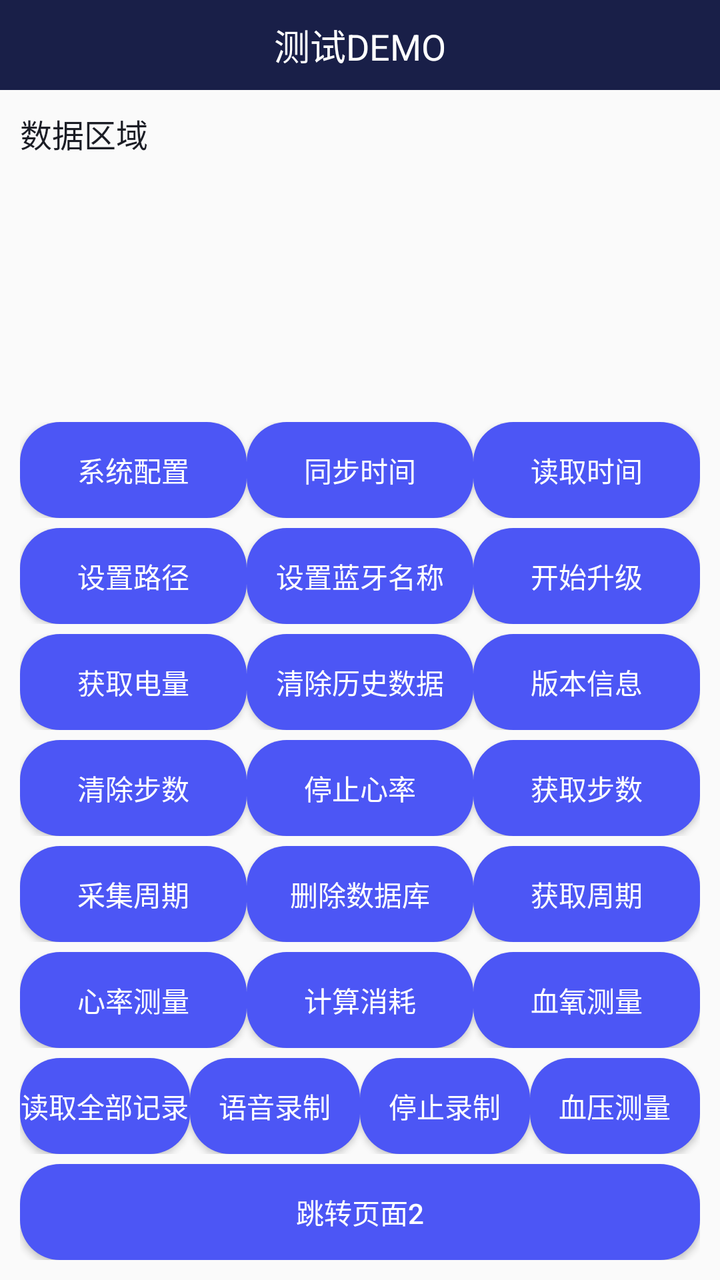
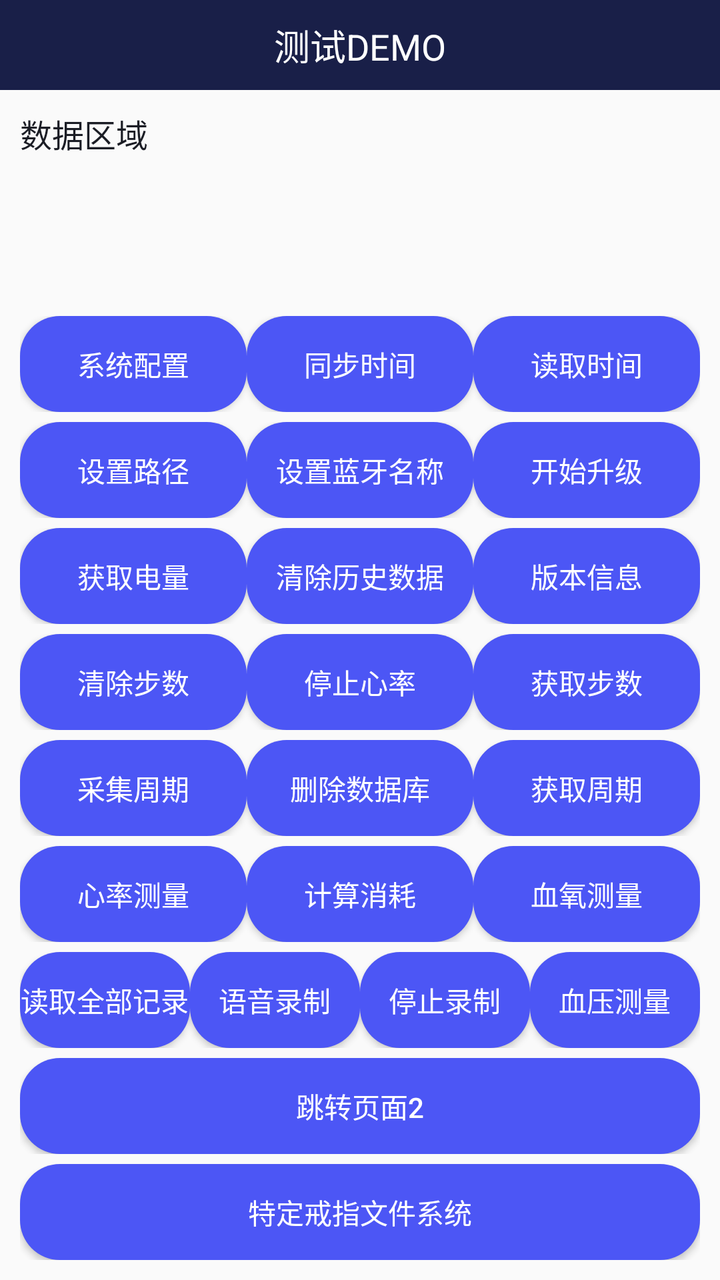

Before-and-after screenshots of an Android layout around one commit, followed by the original layout XML and the change that was made.
<!-- AndroidManifest.xml: application theme AppTheme -->
<!-- res/layout/activity_test.xml -->
<?xml version="1.0" encoding="utf-8"?>
<LinearLayout xmlns:android="http://schemas.android.com/apk/res/android"
    xmlns:app="http://schemas.android.com/apk/res-auto"
    xmlns:tools="http://schemas.android.com/tools"
    android:layout_width="match_parent"
    android:layout_height="match_parent"
    android:orientation="vertical"
    tools:context=".activity.TestActivity">

    <RelativeLayout
        android:layout_width="match_parent"
        android:layout_height="45dp"
        android:background="@color/colorPrimary">
        <TextView
            android:layout_width="wrap_content"
            android:layout_height="wrap_content"
            android:text="测试DEMO"
            android:textSize="18sp"
            android:layout_centerInParent="true"
            android:textColor="@color/white"/>
    </RelativeLayout>
    <TextView
        android:id="@+id/tv_result"
        android:layout_width="match_parent"
        android:layout_height="0dp"
        android:layout_weight="1"
        android:text="数据区域"
        android:scrollbars="vertical"
        android:padding="10dp"
        android:lineSpacingExtra="5dp"
        android:textSize="16sp"
        android:textColor="@color/colorPrimaryDark"/>
    <LinearLayout
        android:layout_width="match_parent"
        android:layout_height="wrap_content"
        android:padding="10dp"
        android:orientation="vertical">
        <LinearLayout
            android:layout_width="match_parent"
            android:layout_height="wrap_content"
            android:layout_marginTop="5dp"
            android:orientation="horizontal">
            <Button
                android:id="@+id/bt_sys_control"
                android:layout_width="0dp"
                android:layout_weight="1"
                android:layout_height="wrap_content"
                android:text="系统配置"
                android:textSize="14sp"
                android:textColor="@color/white"
                android:background="@drawable/button_bg_state"/>

            <Button
                android:id="@+id/bt_sync_time"
                android:layout_width="0dp"
                android:layout_weight="1"
                android:layout_height="wrap_content"
                android:text="同步时间"
                android:textSize="14sp"
                android:textColor="@color/white"
                android:background="@drawable/button_bg_state"/>
            <Button
                android:id="@+id/bt_read_time"
                android:layout_width="0dp"
                android:layout_weight="1"
                android:layout_height="wrap_content"
                android:text="读取时间"
                android:textSize="14sp"
                android:textColor="@color/white"
                android:background="@drawable/button_bg_state"/>
        </LinearLayout>

        <LinearLayout
            android:layout_width="match_parent"
            android:layout_height="wrap_content"
            android:layout_marginTop="5dp"
            android:orientation="horizontal">
            <Button
                android:id="@+id/bt_set_file"
                android:layout_width="0dp"
                android:layout_weight="1"
                android:layout_height="wrap_content"
                android:text="设置路径"
                android:textSize="14sp"
                android:textColor="@color/white"
                android:background="@drawable/button_bg_state"/>
            <Button
                android:id="@+id/bt_set_BlueTooth_Name"
                android:layout_width="0dp"
                android:layout_weight="1"
                android:layout_height="wrap_content"
                android:text="设置蓝牙名称"
                android:textSize="14sp"
                android:textColor="@color/white"
                android:background="@drawable/button_bg_state"/>
            <Button
                android:id="@+id/bt_start_update"
                android:layout_width="0dp"
                android:layout_weight="1"
                android:layout_height="wrap_content"
                android:text="开始升级"
                android:textSize="14sp"
                android:textColor="@color/white"
                android:background="@drawable/button_bg_state"/>
        </LinearLayout>

        <LinearLayout
            android:layout_width="match_parent"
            android:layout_height="wrap_content"
            android:layout_marginTop="5dp"
            android:orientation="horizontal">
            <Button
                android:id="@+id/bt_battery"
                android:layout_width="0dp"
                android:layout_weight="1"
                android:layout_height="wrap_content"
                android:text="获取电量"
                android:textSize="14sp"
                android:textColor="@color/white"
                android:background="@drawable/button_bg_state"/>
            <Button
                android:id="@+id/bt_clean_history"
                android:layout_width="0dp"
                android:layout_weight="1"
                android:layout_height="wrap_content"
                android:text="清除历史数据"
                android:textSize="14sp"
                android:textColor="@color/white"
                android:background="@drawable/button_bg_state"/>
            <Button
                android:id="@+id/bt_version"
                android:layout_width="0dp"
                android:layout_weight="1"
                android:layout_height="wrap_content"
                android:text="版本信息"
                android:textSize="14sp"
                android:textColor="@color/white"
                android:background="@drawable/button_bg_state"/>
        </LinearLayout>
        <LinearLayout
            android:layout_width="match_parent"
            android:layout_height="wrap_content"
            android:layout_marginTop="5dp"
            android:orientation="horizontal">
            <Button
                android:id="@+id/bt_clear_step"
                android:layout_width="0dp"
                android:layout_weight="1"
                android:layout_height="wrap_content"
                android:text="清除步数"
                android:textSize="14sp"
                android:textColor="@color/white"
                android:background="@drawable/button_bg_state"/>
            <Button
                android:id="@+id/bt_stop_heart"
                android:layout_width="0dp"
                android:layout_weight="1"
                android:layout_height="wrap_content"
                android:text="停止心率"
                android:textSize="14sp"
                android:textColor="@color/white"
                android:background="@drawable/button_bg_state"/>
            <Button
                android:id="@+id/bt_step"
                android:layout_width="0dp"
                android:layout_weight="1"
                android:layout_height="wrap_content"
                android:text="获取步数"
                android:textSize="14sp"
                android:textColor="@color/white"
                android:background="@drawable/button_bg_state"/>
        </LinearLayout>
        <LinearLayout
            android:layout_width="match_parent"
            android:layout_height="wrap_content"
            android:layout_marginTop="5dp"
            android:orientation="horizontal">
            <Button
                android:id="@+id/bt_collection"
                android:layout_width="0dp"
                android:layout_weight="1"
                android:layout_height="wrap_content"
                android:text="采集周期"
                android:textSize="14sp"
                android:textColor="@color/white"
                android:background="@drawable/button_bg_state"/>
            <Button
                android:id="@+id/bt_delete_data"
                android:layout_width="0dp"
                android:layout_weight="1"
                android:layout_height="wrap_content"
                android:text="删除数据库"
                android:textSize="14sp"
                android:textColor="@color/white"
                android:background="@drawable/button_bg_state"/>
            <Button
                android:id="@+id/bt_get_collection"
                android:layout_width="0dp"
                android:layout_weight="1"
                android:layout_height="wrap_content"
                android:text="获取周期"
                android:textSize="14sp"
                android:textColor="@color/white"
                android:background="@drawable/button_bg_state"/>
        </LinearLayout>
        <LinearLayout
            android:layout_width="match_parent"
            android:layout_height="wrap_content"
            android:layout_marginTop="5dp"
            android:orientation="horizontal">
            <Button
                android:id="@+id/bt_heart"
                android:layout_width="0dp"
                android:layout_weight="1"
                android:layout_height="wrap_content"
                android:text="心率测量"
                android:textSize="14sp"
                android:textColor="@color/white"
                android:background="@drawable/button_bg_state"/>
            <Button
                android:id="@+id/bt_calculate_deplete"
                android:layout_width="0dp"
                android:layout_weight="1"
                android:layout_height="wrap_content"
                android:text="计算消耗"
                android:textSize="14sp"
                android:textColor="@color/white"
                android:background="@drawable/button_bg_state"/>
            <Button
                android:id="@+id/bt_blood_oxygen"
                android:layout_width="0dp"
                android:layout_weight="1"
                android:layout_height="wrap_content"
                android:text="血氧测量"
                android:textSize="14sp"
                android:textColor="@color/white"
                android:background="@drawable/button_bg_state"/>
        </LinearLayout>
        <LinearLayout
            android:layout_width="match_parent"
            android:layout_height="wrap_content"
            android:layout_marginTop="5dp"
            android:orientation="horizontal">
            <Button
                android:id="@+id/bt_read_log"
                android:layout_width="0dp"
                android:layout_weight="1"
                android:layout_height="wrap_content"
                android:text="读取全部记录"
                android:textSize="14sp"
                android:textColor="@color/white"
                android:background="@drawable/button_bg_state"/>
            <Button
                android:id="@+id/bt_start_audio"
                android:layout_width="0dp"
                android:layout_weight="1"
                android:layout_height="wrap_content"
                android:text="语音录制"
                android:textSize="14sp"
                android:textColor="@color/white"
                android:background="@drawable/button_bg_state"/>
            <Button
                android:id="@+id/bt_stop_audio"
                android:layout_width="0dp"
                android:layout_weight="1"
                android:layout_height="wrap_content"
                android:text="停止录制"
                android:textSize="14sp"
                android:textColor="@color/white"
                android:background="@drawable/button_bg_state"/>
            <Button
                android:id="@+id/bt_blood_stress"
                android:layout_width="0dp"
                android:layout_weight="1"
                android:layout_height="wrap_content"
                android:text="血压测量"
                android:textSize="14sp"
                android:textColor="@color/white"
                android:background="@drawable/button_bg_state"/>
        </LinearLayout>

        <LinearLayout
            android:layout_width="match_parent"
            android:layout_height="wrap_content"
            android:layout_marginTop="5dp"
            android:orientation="horizontal">
            <Button
                android:id="@+id/bt_jump_page2"
                android:layout_width="0dp"
                android:layout_weight="1"
                android:layout_height="wrap_content"
                android:text="跳转页面2"
                android:textSize="14sp"
                android:textColor="@color/white"
                android:background="@drawable/button_bg_state"/>
             </LinearLayout>











    </LinearLayout>
</LinearLayout>
<!-- resources referenced by this layout -->
<resources>
  <color name="colorPrimary">#191F48</color>
  <color name="colorPrimaryDark">#1B1D25</color>
  <color name="white">#ffffff</color>
  <!-- drawable button_bg_state (drawable) -->
  <?xml version="1.0" encoding="utf-8"?>
  <selector xmlns:android="http://schemas.android.com/apk/res/android">
      <item android:state_pressed="false">
          <shape xmlns:android="http://schemas.android.com/apk/res/android">
              <corners android:radius="20dp" />
  
              <solid android:color="@color/lan_se" />
          </shape>
      </item>
      <item android:state_pressed="false">
          <shape xmlns:android="http://schemas.android.com/apk/res/android">
              <corners android:radius="20dp" />
  
              <solid android:color="@color/lan_se" />
          </shape>
      </item>
      <item android:state_pressed="true">
          <shape xmlns:android="http://schemas.android.com/apk/res/android">
              <corners android:radius="20dp" />
  
              <solid android:color="@color/lan_se_press" />
          </shape>
      </item>
  
  </selector>
  <style name="AppTheme" parent="Theme.AppCompat.Light.NoActionBar">
          
          <item name="colorPrimary">@color/colorPrimary</item>
          <item name="colorPrimaryDark">@color/colorPrimary</item>
          <item name="colorAccent">@color/colorAccent</item>
      </style>
  <color name="lan_se">#4C56F5</color>
  <color name="lan_se_press">#554C56F5</color>
  <color name="colorAccent">#03DAC5</color>
</resources>

<!-- the commit's change to res/layout/activity_test.xml (unified diff, before → after) -->
@@ -295,7 +295,21 @@
                 android:background="@drawable/button_bg_state"/>
              </LinearLayout>
 
-
+        <LinearLayout
+            android:layout_width="match_parent"
+            android:layout_height="wrap_content"
+            android:layout_marginTop="5dp"
+            android:orientation="horizontal">
+            <Button
+                android:id="@+id/bt_jump_pageFile"
+                android:layout_width="0dp"
+                android:layout_weight="1"
+                android:layout_height="wrap_content"
+                android:text="特定戒指文件系统"
+                android:textSize="14sp"
+                android:textColor="@color/white"
+                android:background="@drawable/button_bg_state"/>
+        </LinearLayout>
 
 
 
